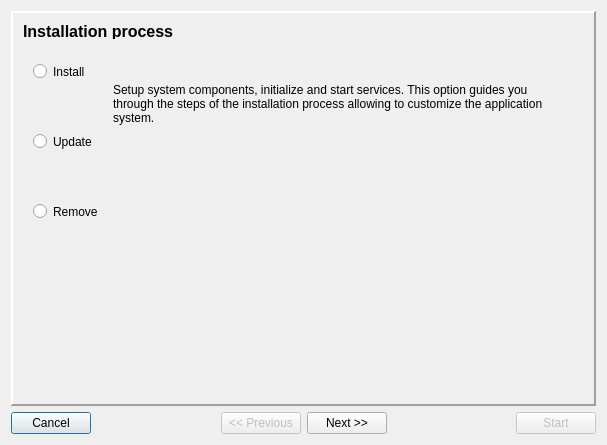
First picture: the form in install/dlgMain.ui, repository tbikfalvi/Belenus, before the edit.
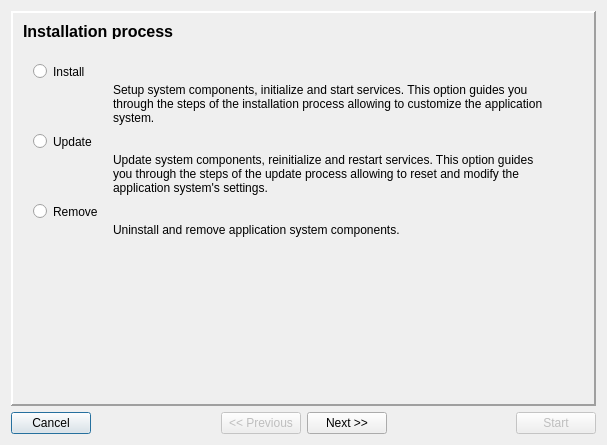
Second picture: the form after the edit. Icons and pictures are not drawn.

What changed in the file:
```diff
--- a/install/dlgMain.ui
+++ b/install/dlgMain.ui
@@ -291,6 +291,44 @@
         <bool>true</bool>
        </property>
       </widget>
+      <widget class="QLabel" name="lblText2_2">
+       <property name="geometry">
+        <rect>
+         <x>100</x>
+         <y>140</y>
+         <width>440</width>
+         <height>50</height>
+        </rect>
+       </property>
+       <property name="text">
+        <string>Update system components, reinitialize and restart services. This option guides you through the steps of the update process allowing to reset and modify the application system's settings.</string>
+       </property>
+       <property name="alignment">
+        <set>Qt::AlignLeading|Qt::AlignLeft|Qt::AlignTop</set>
+       </property>
+       <property name="wordWrap">
+        <bool>true</bool>
+       </property>
+      </widget>
+      <widget class="QLabel" name="lblText2_3">
+       <property name="geometry">
+        <rect>
+         <x>100</x>
+         <y>210</y>
+         <width>440</width>
+         <height>50</height>
+        </rect>
+       </property>
+       <property name="text">
+        <string>Uninstall and remove application system components.</string>
+       </property>
+       <property name="alignment">
+        <set>Qt::AlignLeading|Qt::AlignLeft|Qt::AlignTop</set>
+       </property>
+       <property name="wordWrap">
+        <bool>true</bool>
+       </property>
+      </widget>
      </widget>
     </widget>
    </item>
```
